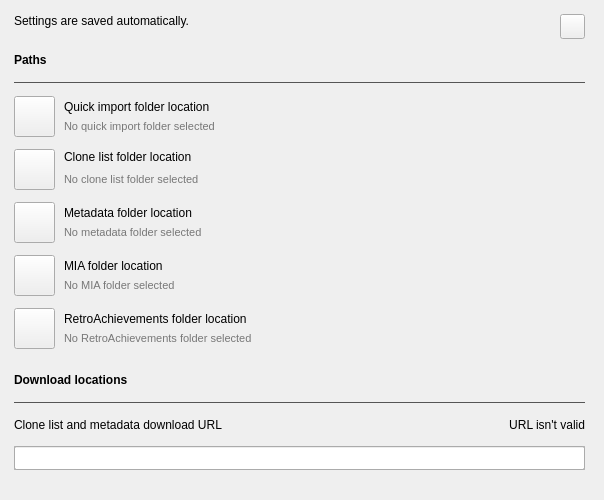
Above: qt_source/retool-settings.ui from unexpectedpanda/retool before the change. Below: the same form after it.
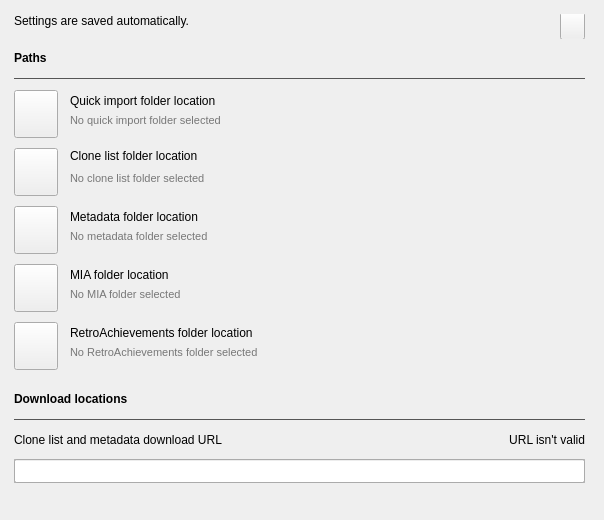
That is the form after the change. Icons and pictures are not drawn. Custom widgets are drawn as their Qt base class.

Diff of the .ui file:
```diff
--- a/qt_source/retool-settings.ui
+++ b/qt_source/retool-settings.ui
@@ -7,7 +7,7 @@
     <x>0</x>
     <y>0</y>
     <width>604</width>
-    <height>500</height>
+    <height>520</height>
    </rect>
   </property>
   <property name="sizePolicy">
@@ -19,13 +19,13 @@
   <property name="minimumSize">
    <size>
     <width>604</width>
-    <height>500</height>
+    <height>520</height>
    </size>
   </property>
   <property name="maximumSize">
    <size>
     <width>604</width>
-    <height>500</height>
+    <height>520</height>
    </size>
   </property>
   <property name="windowTitle">
@@ -43,7 +43,7 @@
      <x>-1</x>
      <y>-1</y>
      <width>601</width>
-     <height>486</height>
+     <height>524</height>
     </rect>
    </property>
    <layout class="QGridLayout" name="gridLayout">
@@ -63,20 +63,26 @@
      <number>0</number>
     </property>
     <property name="verticalSpacing">
-     <number>12</number>
+     <number>10</number>
     </property>
     <item row="5" column="0">
      <widget class="QFrame" name="frameMetadataLocation">
+      <property name="sizePolicy">
+       <sizepolicy hsizetype="Preferred" vsizetype="Fixed">
+        <horstretch>0</horstretch>
+        <verstretch>0</verstretch>
+       </sizepolicy>
+      </property>
       <property name="minimumSize">
        <size>
         <width>0</width>
-        <height>41</height>
+        <height>48</height>
        </size>
       </property>
       <property name="maximumSize">
        <size>
         <width>16777215</width>
-        <height>41</height>
+        <height>48</height>
        </size>
       </property>
       <property name="locale">
@@ -96,13 +102,18 @@
         <rect>
          <x>0</x>
          <y>0</y>
-         <width>41</width>
-         <height>41</height>
+         <width>44</width>
+         <height>48</height>
         </rect>
        </property>
+       <property name="sizePolicy">
+        <sizepolicy hsizetype="Fixed" vsizetype="Fixed">
+         <horstretch>0</horstretch>
+         <verstretch>0</verstretch>
+        </sizepolicy>
+       </property>
        <property name="font">
         <font>
-         <family>Segoe UI</family>
          <pointsize>10</pointsize>
         </font>
        </property>
@@ -129,15 +140,14 @@
       <widget class="QLabel" name="labelSelectMetadataLocation">
        <property name="geometry">
         <rect>
-         <x>50</x>
+         <x>56</x>
          <y>0</y>
-         <width>531</width>
+         <width>510</width>
          <height>22</height>
         </rect>
        </property>
        <property name="font">
         <font>
-         <family>Segoe UI</family>
          <bold>false</bold>
         </font>
        </property>
@@ -151,9 +161,9 @@
       <widget class="ElisionLabel" name="labelMetadataLocation">
        <property name="geometry">
         <rect>
-         <x>50</x>
+         <x>56</x>
          <y>20</y>
-         <width>531</width>
+         <width>510</width>
          <height>20</height>
         </rect>
        </property>
@@ -223,7 +233,6 @@
        </property>
        <property name="font">
         <font>
-         <family>Segoe UI</family>
          <pointsize>8</pointsize>
         </font>
        </property>
@@ -276,7 +285,6 @@
         </property>
         <property name="font">
          <font>
-          <family>Segoe UI</family>
           <bold>false</bold>
          </font>
         </property>
@@ -354,16 +362,22 @@
     </item>
     <item row="7" column="0">
      <widget class="QFrame" name="frameRALocation">
+      <property name="sizePolicy">
+       <sizepolicy hsizetype="Preferred" vsizetype="Fixed">
+        <horstretch>0</horstretch>
+        <verstretch>0</verstretch>
+       </sizepolicy>
+      </property>
       <property name="minimumSize">
        <size>
         <width>0</width>
-        <height>41</height>
+        <height>48</height>
        </size>
       </property>
       <property name="maximumSize">
        <size>
         <width>16777215</width>
-        <height>41</height>
+        <height>48</height>
        </size>
       </property>
       <property name="locale">
@@ -383,13 +397,18 @@
         <rect>
          <x>0</x>
          <y>0</y>
-         <width>41</width>
-         <height>41</height>
+         <width>44</width>
+         <height>48</height>
         </rect>
        </property>
+       <property name="sizePolicy">
+        <sizepolicy hsizetype="Fixed" vsizetype="Fixed">
+         <horstretch>0</horstretch>
+         <verstretch>0</verstretch>
+        </sizepolicy>
+       </property>
        <property name="font">
         <font>
-         <family>Segoe UI</family>
          <pointsize>10</pointsize>
         </font>
        </property>
@@ -416,15 +435,14 @@
       <widget class="QLabel" name="labelSelectRALocation">
        <property name="geometry">
         <rect>
-         <x>50</x>
+         <x>56</x>
          <y>0</y>
-         <width>531</width>
+         <width>510</width>
          <height>22</height>
         </rect>
        </property>
        <property name="font">
         <font>
-         <family>Segoe UI</family>
          <bold>false</bold>
         </font>
        </property>
@@ -438,9 +456,9 @@
       <widget class="ElisionLabel" name="labelRALocation">
        <property name="geometry">
         <rect>
-         <x>50</x>
+         <x>56</x>
          <y>20</y>
-         <width>531</width>
+         <width>510</width>
          <height>20</height>
         </rect>
        </property>
@@ -510,7 +528,6 @@
        </property>
        <property name="font">
         <font>
-         <family>Segoe UI</family>
          <pointsize>8</pointsize>
         </font>
        </property>
@@ -589,7 +606,6 @@
       </property>
       <property name="font">
        <font>
-        <family>Segoe UI</family>
         <bold>true</bold>
        </font>
       </property>
@@ -620,7 +636,6 @@
       </property>
       <property name="font">
        <font>
-        <family>Segoe UI</family>
         <bold>true</bold>
        </font>
       </property>
@@ -637,16 +652,22 @@
     </item>
     <item row="4" column="0">
      <widget class="QFrame" name="frameCloneListsLocation">
+      <property name="sizePolicy">
+       <sizepolicy hsizetype="Preferred" vsizetype="Fixed">
+        <horstretch>0</horstretch>
+        <verstretch>0</verstretch>
+       </sizepolicy>
+      </property>
       <property name="minimumSize">
        <size>
         <width>0</width>
-        <height>41</height>
+        <height>48</height>
        </size>
       </property>
       <property name="maximumSize">
        <size>
         <width>16777215</width>
-        <height>41</height>
+        <height>48</height>
        </size>
       </property>
       <property name="locale">
@@ -666,13 +687,18 @@
         <rect>
          <x>0</x>
          <y>0</y>
-         <width>41</width>
-         <height>41</height>
+         <width>44</width>
+         <height>48</height>
         </rect>
        </property>
+       <property name="sizePolicy">
+        <sizepolicy hsizetype="Fixed" vsizetype="Fixed">
+         <horstretch>0</horstretch>
+         <verstretch>0</verstretch>
+        </sizepolicy>
+       </property>
        <property name="font">
         <font>
-         <family>Segoe UI</family>
          <pointsize>10</pointsize>
         </font>
        </property>
@@ -699,15 +725,14 @@
       <widget class="QLabel" name="labelSelectCloneListsLocation">
        <property name="geometry">
         <rect>
-         <x>50</x>
+         <x>56</x>
          <y>0</y>
-         <width>531</width>
+         <width>510</width>
          <height>16</height>
         </rect>
        </property>
        <property name="font">
         <font>
-         <family>Segoe UI</family>
          <bold>false</bold>
         </font>
        </property>
@@ -718,9 +743,9 @@
       <widget class="ElisionLabel" name="labelCloneListsLocation">
        <property name="geometry">
         <rect>
-         <x>50</x>
+         <x>56</x>
          <y>20</y>
-         <width>531</width>
+         <width>510</width>
          <height>20</height>
         </rect>
        </property>
@@ -790,7 +815,6 @@
        </property>
        <property name="font">
         <font>
-         <family>Segoe UI</family>
          <pointsize>8</pointsize>
         </font>
        </property>
@@ -802,16 +826,22 @@
     </item>
     <item row="6" column="0">
      <widget class="QFrame" name="frameMIALocation">
+      <property name="sizePolicy">
+       <sizepolicy hsizetype="Preferred" vsizetype="Fixed">
+        <horstretch>0</horstretch>
+        <verstretch>0</verstretch>
+       </sizepolicy>
+      </property>
       <property name="minimumSize">
        <size>
         <width>0</width>
-        <height>41</height>
+        <height>48</height>
        </size>
       </property>
       <property name="maximumSize">
        <size>
         <width>16777215</width>
-        <height>41</height>
+        <height>48</height>
        </size>
       </property>
       <property name="locale">
@@ -831,13 +861,18 @@
         <rect>
          <x>0</x>
          <y>0</y>
-         <width>41</width>
-         <height>41</height>
+         <width>44</width>
+         <height>48</height>
         </rect>
        </property>
+       <property name="sizePolicy">
+        <sizepolicy hsizetype="Fixed" vsizetype="Fixed">
+         <horstretch>0</horstretch>
+         <verstretch>0</verstretch>
+        </sizepolicy>
+       </property>
        <property name="font">
         <font>
-         <family>Segoe UI</family>
          <pointsize>10</pointsize>
         </font>
        </property>
@@ -864,15 +899,14 @@
       <widget class="QLabel" name="labelSelectMIALocation">
        <property name="geometry">
         <rect>
-         <x>50</x>
+         <x>56</x>
          <y>0</y>
-         <width>531</width>
+         <width>510</width>
          <height>22</height>
         </rect>
        </property>
        <property name="font">
         <font>
-         <family>Segoe UI</family>
          <bold>false</bold>
         </font>
        </property>
@@ -886,9 +920,9 @@
       <widget class="ElisionLabel" name="labelMIALocation">
        <property name="geometry">
         <rect>
-         <x>50</x>
+         <x>56</x>
          <y>20</y>
-         <width>531</width>
+         <width>510</width>
          <height>20</height>
         </rect>
        </property>
@@ -958,7 +992,6 @@
        </property>
        <property name="font">
         <font>
-         <family>Segoe UI</family>
          <pointsize>8</pointsize>
         </font>
        </property>
@@ -1048,9 +1081,9 @@
        <property name="geometry">
         <rect>
          <x>546</x>
-         <y>0</y>
+         <y>-2</y>
          <width>25</width>
-         <height>25</height>
+         <height>28</height>
         </rect>
        </property>
        <property name="sizePolicy">
@@ -1062,13 +1095,13 @@
        <property name="minimumSize">
         <size>
          <width>25</width>
-         <height>25</height>
+         <height>28</height>
         </size>
        </property>
        <property name="maximumSize">
         <size>
          <width>25</width>
-         <height>25</height>
+         <height>28</height>
         </size>
        </property>
        <property name="toolTip">
@@ -1184,16 +1217,22 @@
     </item>
     <item row="3" column="0">
      <widget class="QFrame" name="frameQuickImportLocation">
+      <property name="sizePolicy">
+       <sizepolicy hsizetype="Preferred" vsizetype="Fixed">
+        <horstretch>0</horstretch>
+        <verstretch>0</verstretch>
+       </sizepolicy>
+      </property>
       <property name="minimumSize">
        <size>
         <width>0</width>
-        <height>41</height>
+        <height>48</height>
        </size>
       </property>
       <property name="maximumSize">
        <size>
         <width>16777215</width>
-        <height>41</height>
+        <height>48</height>
        </size>
       </property>
       <property name="locale">
@@ -1213,13 +1252,18 @@
         <rect>
          <x>0</x>
          <y>0</y>
-         <width>41</width>
-         <height>41</height>
+         <width>44</width>
+         <height>48</height>
         </rect>
        </property>
+       <property name="sizePolicy">
+        <sizepolicy hsizetype="Fixed" vsizetype="Fixed">
+         <horstretch>0</horstretch>
+         <verstretch>0</verstretch>
+        </sizepolicy>
+       </property>
        <property name="font">
         <font>
-         <family>Segoe UI</family>
          <pointsize>10</pointsize>
         </font>
        </property>
@@ -1246,15 +1290,14 @@
       <widget class="QLabel" name="labelSelectQuickImportLocation">
        <property name="geometry">
         <rect>
-         <x>50</x>
+         <x>56</x>
          <y>0</y>
-         <width>531</width>
+         <width>510</width>
          <height>22</height>
         </rect>
        </property>
        <property name="font">
         <font>
-         <family>Segoe UI</family>
          <bold>false</bold>
         </font>
        </property>
@@ -1268,9 +1311,9 @@
       <widget class="ElisionLabel" name="labelQuickImportLocation">
        <property name="geometry">
         <rect>
-         <x>50</x>
+         <x>56</x>
          <y>20</y>
-         <width>531</width>
+         <width>510</width>
          <height>20</height>
         </rect>
        </property>
@@ -1340,7 +1383,6 @@
        </property>
        <property name="font">
         <font>
-         <family>Segoe UI</family>
          <pointsize>8</pointsize>
         </font>
        </property>
```
Left out of the diff: 4 changed lines with no effect on the pictures.
